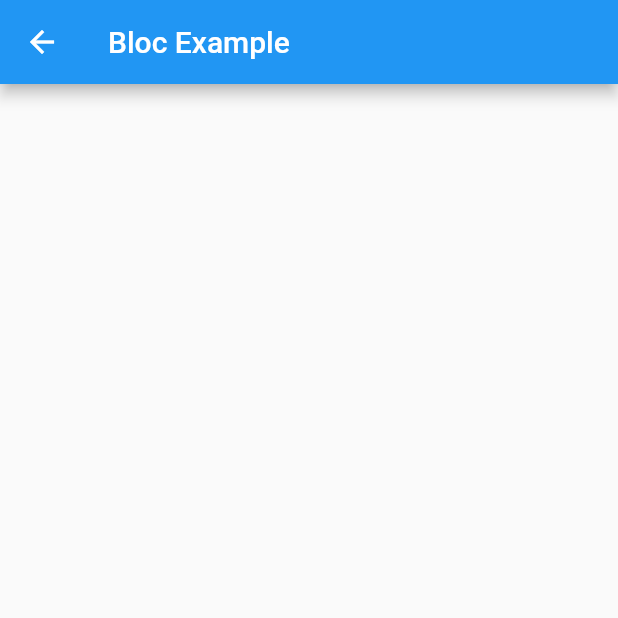
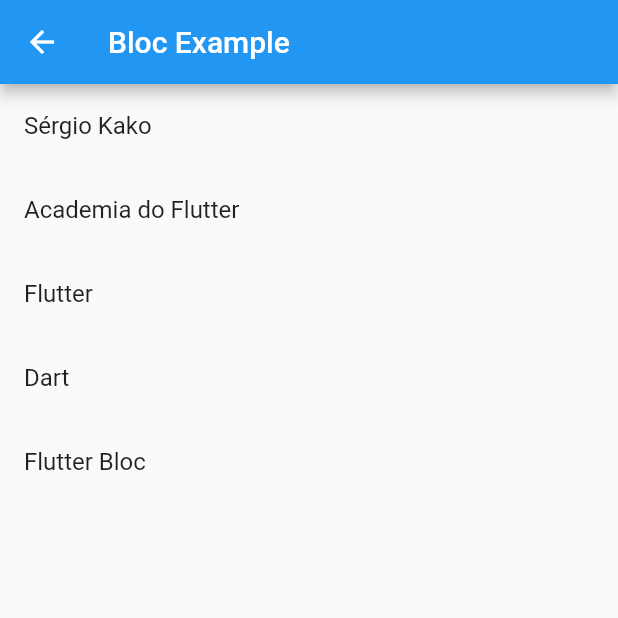
Before and after one commit to kakosergio/contact_bloc_cubit, a Flutter app: the screen it shows after launch, after a tap on "Bloc Example", on a phone screen of 412 x 824 dp, the top half of it. Run offline on Flutter 3.47's test engine with Material 2 defaults, Android fonts, the phone set to English and light mode, and no system bars; our stand-ins replace bloc, flutter_bloc.

Commit message:
Creating bloc with API simulation

```diff
--- a/lib/features/bloc_example/bloc/example_bloc.dart
+++ b/lib/features/bloc_example/bloc/example_bloc.dart
@@ -1,3 +1,5 @@
+import 'dart:async';
+
 import 'package:bloc/bloc.dart';
 import 'package:flutter/foundation.dart';
 
@@ -5,5 +7,21 @@ part 'example_event.dart';
 part 'example_state.dart';
 
 class ExampleBloc extends Bloc<ExampleEvent, ExampleState> {
-  ExampleBloc() : super(ExampleStateInitial());
+  ExampleBloc() : super(ExampleStateInitial()) {
+    on<ExampleFindNameEvent>(_findNames);
+  }
+
+  FutureOr<void> _findNames(
+    ExampleFindNameEvent event,
+    Emitter<ExampleState> emit,
+  ) async {
+    final names = [
+      'Sérgio Kako',
+      'Academia do Flutter',
+      'Flutter',
+      'Dart',
+      'Flutter Bloc'
+    ];
+    emit(ExampleStateData(names: names));
+  }
 }
--- a/lib/features/bloc_example/bloc/example_state.dart
+++ b/lib/features/bloc_example/bloc/example_state.dart
@@ -6,9 +6,9 @@ abstract class ExampleState {}
 class ExampleStateInitial extends ExampleState {}
 
 class ExampleStateData extends ExampleState {
-  final List<String> name;
+  final List<String> names;
 
   ExampleStateData({
-    required this.name,
+    required this.names,
   });
 }
--- a/lib/features/bloc_example/bloc_example.dart
+++ b/lib/features/bloc_example/bloc_example.dart
@@ -1,14 +1,34 @@
 import 'package:flutter/material.dart';
+import 'package:flutter_bloc/flutter_bloc.dart';
+
+import 'bloc/example_bloc.dart';
 
 class BlocExample extends StatelessWidget {
+  const BlocExample({super.key});
 
-  const BlocExample({ super.key });
-
-   @override
-   Widget build(BuildContext context) {
-       return Scaffold(
-           appBar: AppBar(title: const Text('Bloc Example'),),
-           body: Container(),
-       );
+  @override
+  Widget build(BuildContext context) {
+    return Scaffold(
+      appBar: AppBar(
+        title: const Text('Bloc Example'),
+      ),
+      body: BlocBuilder<ExampleBloc, ExampleState>(
+        builder: (context, state) {
+          if (state is ExampleStateData) {
+            return ListView.builder(
+              itemCount: state.names.length,
+              itemBuilder: (context, index) {
+                return ListTile(
+                  title: Text(state.names[index]),
+                );
+              },
+            );
+          }
+          return const Center(
+            child: Text('Nenhum nome cadastrado'),
+          );
+        },
+      ),
+    );
   }
 }
--- a/lib/main.dart
+++ b/lib/main.dart
@@ -23,7 +23,7 @@ class MyApp extends StatelessWidget {
       routes: {
         '/home': (context) => const HomePage(),
         '/bloc/example/': (context) => BlocProvider(
-              create: (context) => ExampleBloc(),
+              create: (context) => ExampleBloc()..add(ExampleFindNameEvent()),
               child: const BlocExample(),
             ),
       },
```
